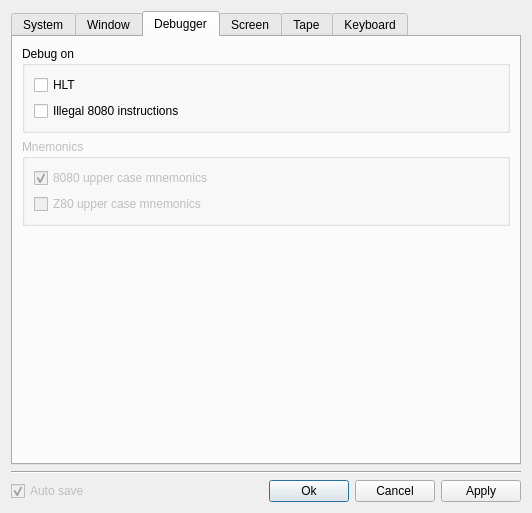
vpyk/emu80v4, file src/qt/qtSettingsDialog.ui: the form before one commit.
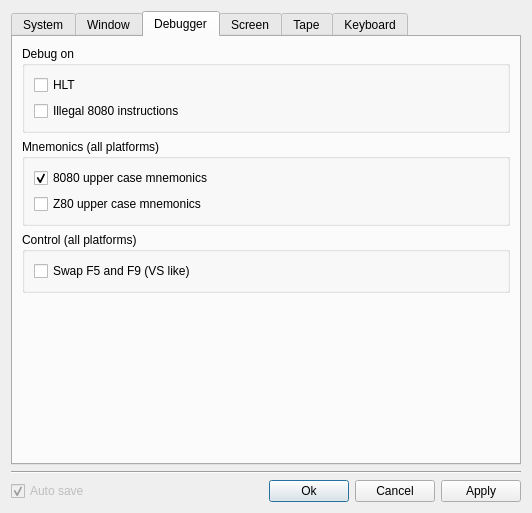
The form after the commit. The open tabs and pages were chosen to show the change.

```diff
--- a/src/qt/qtSettingsDialog.ui
+++ b/src/qt/qtSettingsDialog.ui
@@ -722,7 +722,7 @@
        <item>
         <widget class="QGroupBox" name="mnemonicsGroupBox">
          <property name="enabled">
-          <bool>false</bool>
+          <bool>true</bool>
          </property>
          <property name="sizePolicy">
           <sizepolicy hsizetype="Expanding" vsizetype="Preferred">
@@ -731,11 +731,14 @@
           </sizepolicy>
          </property>
          <property name="title">
-          <string>Mnemonics</string>
+          <string>Mnemonics (all platforms)</string>
          </property>
          <layout class="QVBoxLayout" name="verticalLayout">
           <item>
            <widget class="QCheckBox" name="upper8080checkBox">
+            <property name="enabled">
+             <bool>true</bool>
+            </property>
             <property name="sizePolicy">
              <sizepolicy hsizetype="Expanding" vsizetype="Fixed">
               <horstretch>0</horstretch>
@@ -755,6 +758,9 @@
           </item>
           <item>
            <widget class="QCheckBox" name="upperZ80checkBox">
+            <property name="enabled">
+             <bool>true</bool>
+            </property>
             <property name="text">
              <string>Z80 upper case mnemonics</string>
             </property>
@@ -763,11 +769,33 @@
          </layout>
         </widget>
        </item>
+       <item>
+        <widget class="QGroupBox" name="controlGroupBox">
+         <property name="title">
+          <string>Control (all platforms)</string>
+         </property>
+         <layout class="QVBoxLayout" name="verticalLayout_16">
+          <item>
+           <widget class="QCheckBox" name="swapF5F9checkBox">
+            <property name="toolTip">
+             <string>&lt;html&gt;&lt;head/&gt;&lt;body&gt;&lt;p&gt;Use F5 for &amp;quot;Run&amp;quot; and F9 for &amp;quot;Set breakpoint&amp;quot;&lt;/p&gt;&lt;/body&gt;&lt;/html&gt;</string>
+            </property>
+            <property name="text">
+             <string>Swap F5 and F9 (VS like)</string>
+            </property>
+           </widget>
+          </item>
+         </layout>
+        </widget>
+       </item>
        <item>
         <spacer name="verticalSpacer_3">
          <property name="orientation">
           <enum>Qt::Vertical</enum>
          </property>
+         <property name="sizeType">
+          <enum>QSizePolicy::Expanding</enum>
+         </property>
          <property name="sizeHint" stdset="0">
           <size>
            <width>20</width>
```
Left out of the diff: 3 changed lines with no effect on the pictures.
